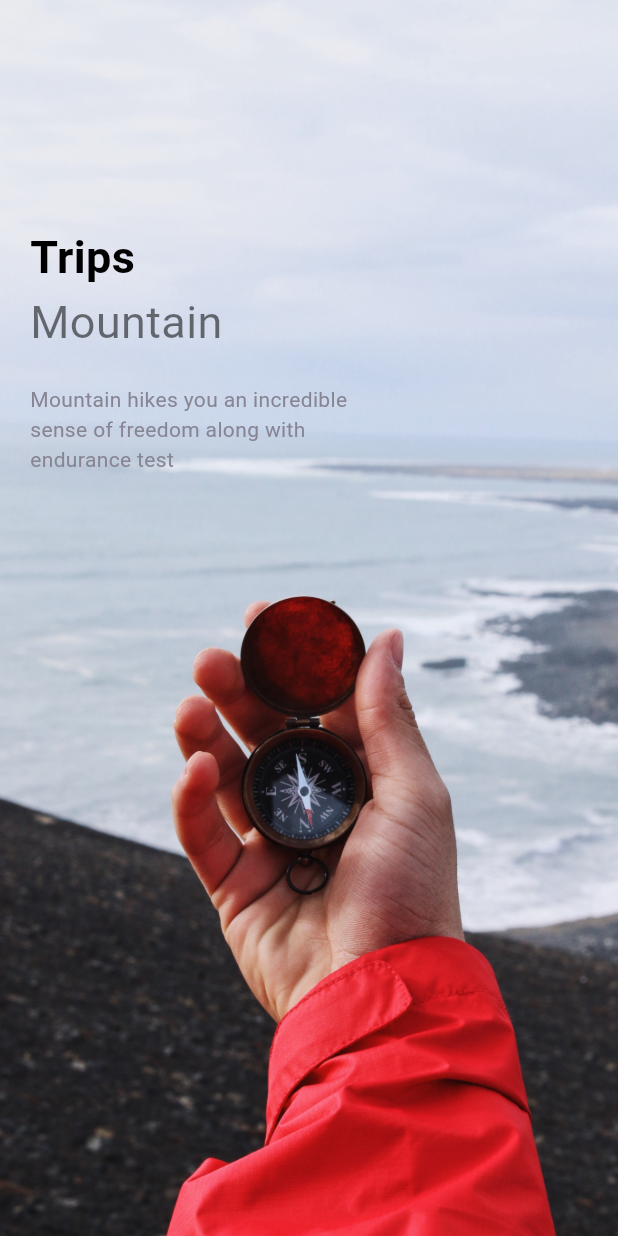
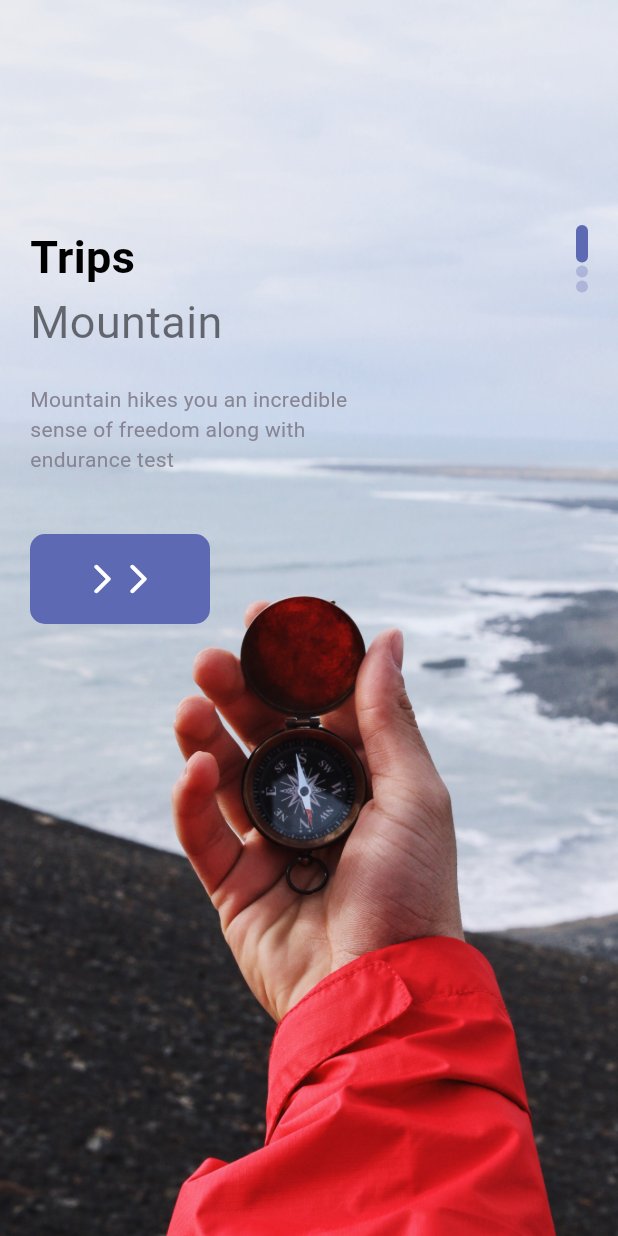
Before and after one commit to dilshan-mp/https---github.com-dilshan-mp-Travel-App, a Flutter app: the screen it shows after launch, on a phone screen of 412 x 824 dp. Run offline on Flutter 3.47's test engine with Material 3 defaults, Android fonts, the phone set to English and light mode, and no system bars; our stand-ins replace device_preview.

Commit message:
welcome page done

```diff
--- a/lib/pages/welcome_page.dart
+++ b/lib/pages/welcome_page.dart
@@ -2,6 +2,7 @@ import 'package:flutter/material.dart';
 import 'package:travel_app/misc/colors.dart';
 import 'package:travel_app/widgets/app_large_text.dart';
 import 'package:travel_app/widgets/app_text.dart';
+import 'package:travel_app/widgets/responsive_button.dart';
 
 class Welcomepage extends StatefulWidget {
   const Welcomepage({super.key});
@@ -39,6 +40,7 @@ class _WelcomepageState extends State<Welcomepage> {
             child: Container(
               margin: const EdgeInsets.only(top: 150,left: 20,right: 20),
               child: Row(
+                mainAxisAlignment: MainAxisAlignment.spaceBetween,
                 children: [
                   Column(
                     crossAxisAlignment: CrossAxisAlignment.start,
@@ -53,8 +55,27 @@ class _WelcomepageState extends State<Welcomepage> {
                           color: AppColors.textColor2,
                           size: 14,
                         ),
-                      )
+                      ),
+                      const SizedBox(height: 40,),
+                      ResponsiveButton(width: 120,)
+
+
                     ],
+                  ),
+                  Column(
+                    children:
+                      List.generate(3, (indeDots) {
+                        return Container(
+                          margin: const EdgeInsets.only(bottom: 2),
+                          width: 8,
+                          height: index == indeDots?25:8,
+                          decoration: BoxDecoration(
+                            borderRadius: BorderRadius.circular(8),
+                            color: index == indeDots?AppColors.mainColor:AppColors.mainColor.withOpacity(0.3)
+                          ),
+                        );
+
+                      })
                   )
                 ],
               ),
--- /dev/null
+++ b/lib/widgets/responsive_button.dart
@@ -0,0 +1,39 @@
+import 'package:flutter/material.dart';
+import 'package:travel_app/misc/colors.dart';
+
+class ResponsiveButton extends StatelessWidget {
+  bool? isResponsive;
+  double? width;
+  ResponsiveButton({
+    super.key,
+    this.width,
+    this.isResponsive
+  }
+  );
+
+  @override
+  Widget build(BuildContext context) {
+    return  Container(
+      width: width,
+      height: 60,
+      decoration: BoxDecoration(
+        borderRadius: BorderRadius.circular(10),
+        color: AppColors.mainColor
+      ) ,
+      child: const Row(
+        mainAxisAlignment: MainAxisAlignment.center,
+        children: [
+          Icon(
+            Icons.arrow_forward_ios_rounded,
+            color: Colors.white,
+            ),
+            SizedBox(width: null,),
+          Icon(
+           Icons.arrow_forward_ios_rounded,
+          color: Colors.white,
+          )
+        ],
+      ),
+    );
+  }
+}
```
Also changed, not shown: assets/img/angle-double-small-right_24.png (added).
